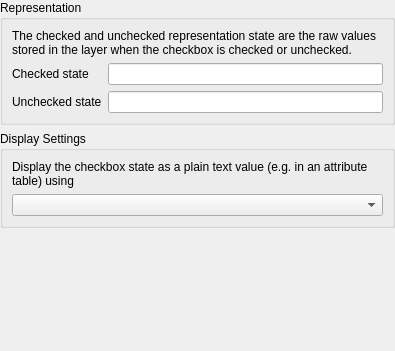
qgis/QGIS, file src/ui/editorwidgets/qgscheckboxconfigdlgbase.ui: the form before one commit.
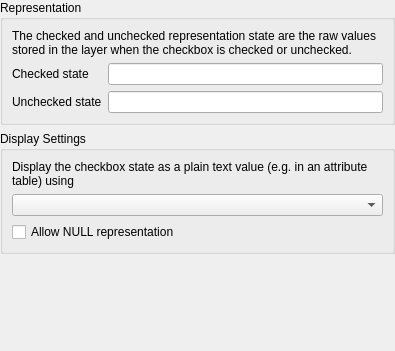
The form after the commit.

Commit message: [attribute form] Implement an optional null state representation to the checkbox editor widget to allow for UI reflection of failing constraint

Diff of the .ui file:
```diff
--- a/src/ui/editorwidgets/qgscheckboxconfigdlgbase.ui
+++ b/src/ui/editorwidgets/qgscheckboxconfigdlgbase.ui
@@ -45,6 +45,13 @@
       <item row="1" column="0" colspan="2">
        <widget class="QComboBox" name="mDisplayAsTextComboBox"/>
       </item>
+      <item row="2" column="0" colspan="2">
+       <widget class="QCheckBox" name="mAllowNullState">
+        <property name="text">
+         <string>Allow NULL representation</string>
+        </property>
+       </widget>
+      </item>
      </layout>
     </widget>
    </item>
```
The commit also changes 3 other files.
